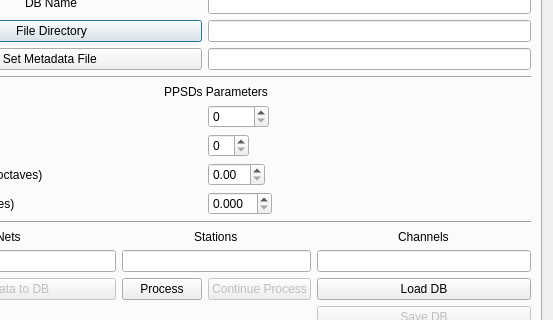
Qt form isp/resources/designer_uis/PPSD_DBGeneratorDialog.ui (ProjectISP/ISP) before a commit; both pictures show x 121 to 674 and y 104 to 424 of the 674 by 505 pixel window.
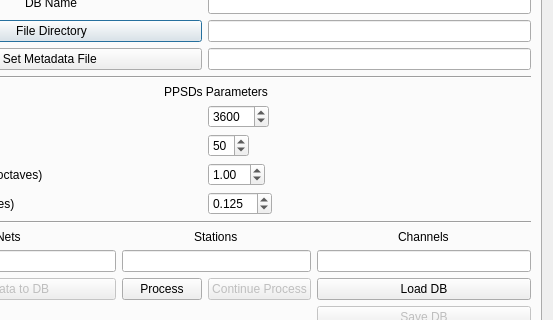
The same form after that commit.

```diff
--- a/isp/resources/designer_uis/PPSD_DBGeneratorDialog.ui
+++ b/isp/resources/designer_uis/PPSD_DBGeneratorDialog.ui
@@ -43,6 +43,9 @@
            <property name="decimals">
             <number>3</number>
            </property>
+           <property name="value">
+            <double>0.125000000000000</double>
+           </property>
           </widget>
          </item>
          <item row="6" column="2">
@@ -56,6 +59,9 @@
            <property name="maximum">
             <number>86400</number>
            </property>
+           <property name="value">
+            <number>3600</number>
+           </property>
           </widget>
          </item>
          <item row="4" column="0" colspan="4" alignment="Qt::AlignHCenter">
@@ -112,6 +118,9 @@
              <verstretch>0</verstretch>
             </sizepolicy>
            </property>
+           <property name="value">
+            <double>1.000000000000000</double>
+           </property>
           </widget>
          </item>
          <item row="3" column="0" colspan="4">
@@ -152,6 +161,9 @@
              <verstretch>0</verstretch>
             </sizepolicy>
            </property>
+           <property name="value">
+            <number>50</number>
+           </property>
           </widget>
          </item>
          <item row="9" column="0">
```
